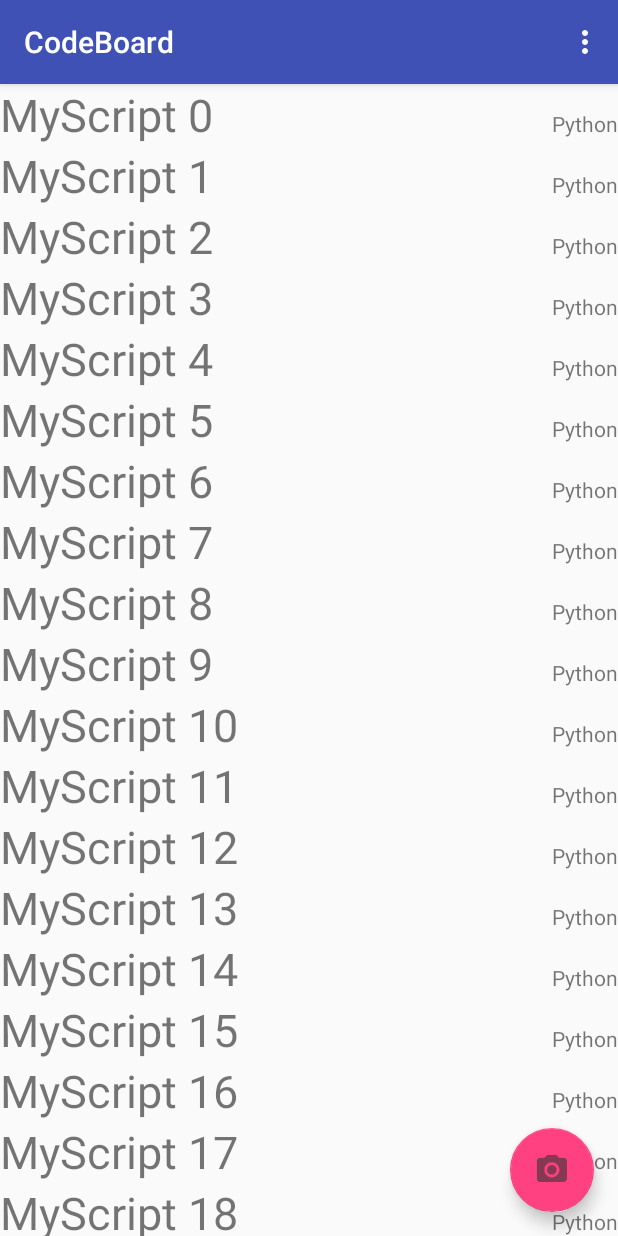
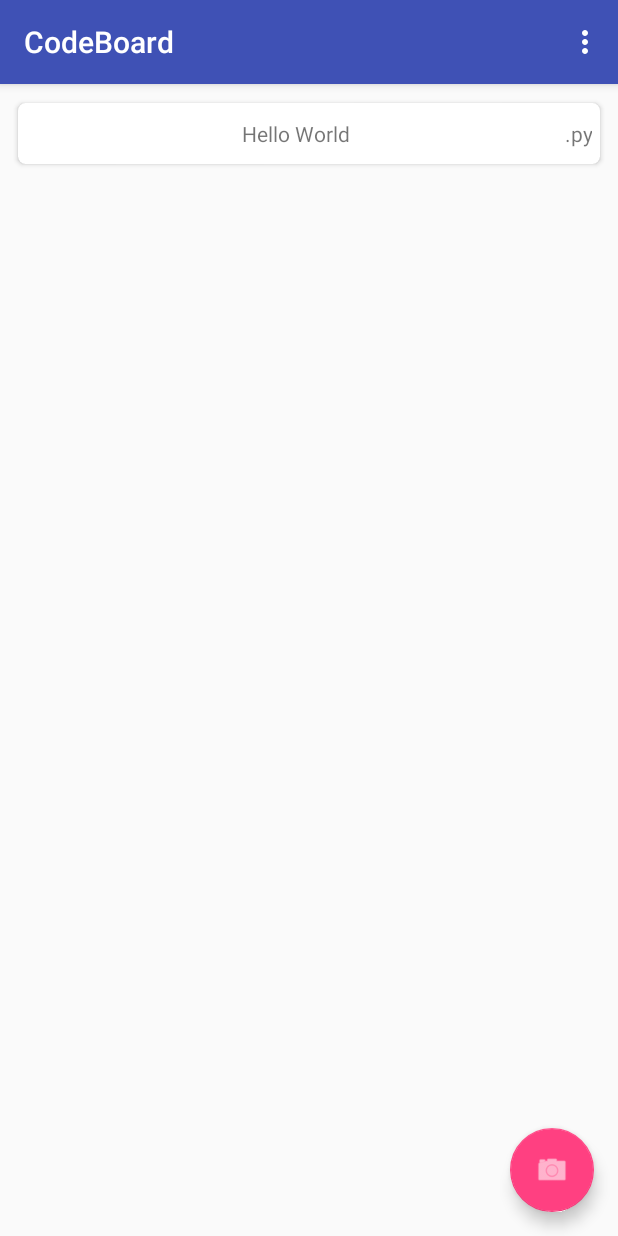
Before and after one commit to dinulade101/CodeBoard, an Android app: the screen it shows after launch (ScriptExplorerActivity), on a phone screen of 412 x 824 dp. Run offline under Robolectric (Android 15) with nearby library versions, the phone set to English and light mode, and no system bars.

Commit message:
Added Script model and recycler view in explorer activity.

```diff
--- a/Android/app/build.gradle
+++ b/Android/app/build.gradle
@@ -20,6 +20,10 @@ android {
 
 dependencies {
     implementation fileTree(dir: 'libs', include: ['*.jar'])
+    compile 'com.android.support.constraint:constraint-layout:1.0.2'
+    compile 'com.android.support:recyclerview-v7:26.+'
+    compile 'com.android.support:cardview-v7:26.+'
+    compile 'com.android.support:design:26.+'
     implementation 'com.android.support:appcompat-v7:26.1.0'
     implementation 'com.android.support.constraint:constraint-layout:1.1.3'
     implementation 'com.android.support:design:26.1.0'
--- a/Android/app/src/main/AndroidManifest.xml
+++ b/Android/app/src/main/AndroidManifest.xml
@@ -3,7 +3,7 @@
     package="com.codeboard.htn.codeboard">
 
     <application
-        android:name="com.codeboard.htn.codeboard.CodeBoard"
+        android:name="com.codeboard.htn.codeboard.util.CodeBoard"
         android:allowBackup="true"
         android:icon="@mipmap/ic_launcher"
         android:label="@string/app_name"
@@ -12,8 +12,7 @@
         android:theme="@style/AppTheme">
         <activity
             android:name=".explorer.ScriptExplorerActivity"
-            android:label="@string/app_name"
-            android:theme="@style/AppTheme.NoActionBar">
+            android:label="@string/app_name">
             <intent-filter>
                 <action android:name="android.intent.action.MAIN" />
 
--- a/Android/app/src/main/java/com/codeboard/htn/codeboard/explorer/ScriptExplorerActivity.java
+++ b/Android/app/src/main/java/com/codeboard/htn/codeboard/explorer/ScriptExplorerActivity.java
@@ -4,33 +4,42 @@ import android.content.Intent;
 import android.os.Bundle;
 import android.support.design.widget.FloatingActionButton;
 import android.support.v7.app.AppCompatActivity;
+import android.support.v7.widget.GridLayoutManager;
+import android.support.v7.widget.LinearLayoutManager;
+import android.support.v7.widget.RecyclerView;
 import android.support.v7.widget.Toolbar;
 import android.view.View;
 import android.view.Menu;
 import android.view.MenuItem;
-import android.widget.LinearLayout;
-import android.widget.TextView;
 
 import com.codeboard.htn.codeboard.R;
 import com.codeboard.htn.codeboard.image.SnippetCaptureActivity;
+import com.codeboard.htn.codeboard.model.Script;
+import com.codeboard.htn.codeboard.model.ScriptModel;
+import com.codeboard.htn.codeboard.util.CodeBoard;
+
+import java.util.ArrayList;
 
 public class ScriptExplorerActivity extends AppCompatActivity {
+
+    private ScriptExplorerAdapter adapter;
+    private RecyclerView recyclerView;
+    private FloatingActionButton fab;
 
     @Override
     protected void onCreate(Bundle savedInstanceState) {
         super.onCreate(savedInstanceState);
         setContentView(R.layout.activity_script_explorer);
-        Toolbar toolbar = (Toolbar) findViewById(R.id.toolbar);
-        setSupportActionBar(toolbar);
 
-        LinearLayout linearLayout = (LinearLayout) findViewById(R.id.script_root_container);
-        for(int i=0; i<200; i++){
-            View view = getLayoutInflater().inflate(R.layout.title_row, null);
-            ((TextView) view.findViewById(R.id.script_title)).setText("MyScript " + i);
-            linearLayout.addView(view);
-        }
+        recyclerView = findViewById(R.id.scriptRecyclerView);
+        LinearLayoutManager layoutManager = new LinearLayoutManager(this);
+        layoutManager.setOrientation(LinearLayoutManager.VERTICAL);
+        recyclerView.setLayoutManager(layoutManager);
 
-        FloatingActionButton fab = (FloatingActionButton) findViewById(R.id.fab);
+        adapter = new ScriptExplorerAdapter(ScriptModel.getModel().getScripts(), this);
+        recyclerView.setAdapter(adapter);
+
+        fab = findViewById(R.id.fab);
         fab.setOnClickListener(new View.OnClickListener() {
             @Override
             public void onClick(View view) {
--- /dev/null
+++ b/Android/app/src/main/java/com/codeboard/htn/codeboard/explorer/ScriptExplorerAdapter.java
@@ -0,0 +1,64 @@
+package com.codeboard.htn.codeboard.explorer;
+
+import android.support.v7.widget.RecyclerView;
+import android.view.LayoutInflater;
+import android.view.View;
+import android.view.ViewGroup;
+import android.widget.TextView;
+
+import com.codeboard.htn.codeboard.R;
+import com.codeboard.htn.codeboard.model.Script;
+
+import java.util.ArrayList;
+
+public class ScriptExplorerAdapter extends RecyclerView.Adapter<ScriptExplorerAdapter.ScriptViewHolder> {
+
+    private ArrayList<Script> scripts;
+    private ScriptExplorerActivity parent;
+
+    public ScriptExplorerAdapter(ArrayList<Script> scripts, ScriptExplorerActivity parent) {
+        this.scripts = scripts;
+        this.parent = parent;
+    }
+
+    public class ScriptViewHolder extends RecyclerView.ViewHolder implements View.OnClickListener {
+
+        TextView name;
+        TextView fileExtension;
+
+
+        public ScriptViewHolder(View view) {
+            super(view);
+            view.setOnClickListener(this);
+
+            name = view.findViewById(R.id.scriptName);
+            fileExtension = view.findViewById(R.id.fileExtension);
+        }
+
+        public void bindScript(Script script) {
+            name.setText(script.getName());
+            fileExtension.setText(script.getLanguage().getFileExtension());
+        }
+
+        @Override
+        public void onClick(View view) {
+            // TODO: Notify parent activity of script to show in editor.
+        }
+    }
+
+    @Override
+    public ScriptViewHolder onCreateViewHolder(ViewGroup parent, int viewType) {
+        View scriptView = LayoutInflater.from(parent.getContext()).inflate(R.layout.script_thumbnail, parent, false);
+        return new ScriptViewHolder(scriptView);
+    }
+
+    @Override
+    public void onBindViewHolder(ScriptViewHolder vh, int pos) {
+        vh.bindScript(scripts.get(pos));
+    }
+
+    @Override
+    public int getItemCount() {
+        return scripts.size();
+    }
+}
--- a/Android/app/src/main/java/com/codeboard/htn/codeboard/image/SnippetCaptureActivity.java
+++ b/Android/app/src/main/java/com/codeboard/htn/codeboard/image/SnippetCaptureActivity.java
@@ -4,8 +4,6 @@ import android.Manifest;
 import android.content.Intent;
 import android.content.pm.PackageManager;
 import android.os.Bundle;
-import android.renderscript.Script;
-import android.support.annotation.RequiresPermission;
 import android.support.design.widget.FloatingActionButton;
 import android.support.v4.app.ActivityCompat;
 import android.support.v7.app.AppCompatActivity;
@@ -15,7 +13,7 @@ import android.view.SurfaceView;
 import android.view.View;
 import android.widget.TextView;
 
-import com.codeboard.htn.codeboard.CodeBoard;
+import com.codeboard.htn.codeboard.util.CodeBoard;
 import com.codeboard.htn.codeboard.editor.CodeEditorActivity;
 import com.google.android.gms.vision.CameraSource;
 import com.google.android.gms.vision.Detector;
--- /dev/null
+++ b/Android/app/src/main/java/com/codeboard/htn/codeboard/model/Script.java
@@ -0,0 +1,75 @@
+package com.codeboard.htn.codeboard.model;
+
+import java.io.Serializable;
+
+/**
+ * Represents a program.
+ */
+public class Script implements Serializable {
+
+    private String name;
+    private String script;
+    private Language language;
+
+    public Script(String name, String script, Language language) {
+        this.name = name;
+
+        this.script = script;
+        this.language = language;
+    }
+
+    public String getName() {
+        return name;
+    }
+
+    public void setName(String name) {
+        this.name = name;
+    }
+
+    public String getScript() {
+        return script;
+    }
+
+    public void setScript(String script) {
+        this.script = script;
+    }
+
+    public Language getLanguage() {
+        return language;
+    }
+
+    public void setLanguage(Language language) {
+        this.language = language;
+    }
+
+    public enum Language {
+
+        PYTHON("Python", ".py"),
+        JAVA("Java", ".java");
+
+        private String name;
+        private String fileExtension;
+
+        Language(String name, String fileExtension) {
+            this.name = name;
+            this.fileExtension = fileExtension;
+        }
+
+        public String getName() {
+            return name;
+        }
+
+        public String getFileExtension() {
+            return fileExtension;
+        }
+
+        public static Language getLanguageForValue(String name) {
+            for (Language l : Language.values()) {
+                if (l.equals(name)) {
+                    return l;
+                }
+            }
+            return null;
+        }
+    }
+}
--- /dev/null
+++ b/Android/app/src/main/java/com/codeboard/htn/codeboard/model/ScriptFacade.java
@@ -0,0 +1,22 @@
+package com.codeboard.htn.codeboard.model;
+
+import java.util.ArrayList;
+
+public interface ScriptFacade {
+
+    /**
+     * Add a new script.
+     */
+    void addScript(Script script);
+
+    /**
+     * Load the user's scripts.
+     */
+    ArrayList<Script> getScripts();
+
+    /**
+     * Remove a script.
+     */
+    void deleteScript(Script script);
+
+}
--- /dev/null
+++ b/Android/app/src/main/java/com/codeboard/htn/codeboard/model/ScriptModel.java
@@ -0,0 +1,55 @@
+package com.codeboard.htn.codeboard.model;
+
+import java.util.ArrayList;
+import java.util.Observable;
+
+public class ScriptModel extends Observable implements ScriptFacade {
+
+    private static final String FILENAME = "codeboard_scripts.sav";
+    private static ScriptModel MODEL_INSTANCE;
+
+    private ArrayList<Script> scripts;
+
+    @Override
+    public void addScript(Script script) {
+    }
+
+    @Override
+    public ArrayList<Script> getScripts() {
+        if (scripts == null) {
+            loadScriptData();
+        }
+        return scripts;
+    }
+
+    @Override
+    public void deleteScript(Script script) {
+    }
+
+    public static ScriptModel getModel() {
+        if (MODEL_INSTANCE == null) {
+            MODEL_INSTANCE = new ScriptModel();
+        }
+        return MODEL_INSTANCE;
+    }
+
+    private ScriptModel() {
+        loadScriptData();
+    }
+
+    /**
+     * Read the scripts from device storage.
+     */
+    private void loadScriptData() {
+        // TODO: Read scripts from memory.
+        scripts = new ArrayList<>();
+        scripts.add(new Script("Hello World","def: print('hello world))", Script.Language.PYTHON));
+    }
+
+    /**
+     * Write scripts to device storage.
+     */
+    private void writeScriptData() {
+        // TODO: Write script data to device storage.
+    }
+}
--- a/Android/app/src/main/java/com/codeboard/htn/codeboard/CodeBoard.java
+++ b/Android/app/src/main/java/com/codeboard/htn/codeboard/util/CodeBoard.java
@@ -1,4 +1,4 @@
-package com.codeboard.htn.codeboard;
+package com.codeboard.htn.codeboard.util;
 
 import android.app.Application;
 import android.content.Context;
--- a/Android/app/src/main/res/layout/activity_code_editor.xml
+++ b/Android/app/src/main/res/layout/activity_code_editor.xml
@@ -1,6 +1,5 @@
 <?xml version="1.0" encoding="utf-8"?>
 <android.support.constraint.ConstraintLayout xmlns:android="http://schemas.android.com/apk/res/android"
-    xmlns:app="http://schemas.android.com/apk/res-auto"
     xmlns:tools="http://schemas.android.com/tools"
     android:layout_width="match_parent"
     android:layout_height="match_parent"
--- a/Android/app/src/main/res/layout/activity_script_explorer.xml
+++ b/Android/app/src/main/res/layout/activity_script_explorer.xml
@@ -1,35 +1,35 @@
 <?xml version="1.0" encoding="utf-8"?>
-<android.support.design.widget.CoordinatorLayout xmlns:android="http://schemas.android.com/apk/res/android"
-    xmlns:app="http://schemas.android.com/apk/res-auto"
+<android.support.constraint.ConstraintLayout xmlns:app="http://schemas.android.com/apk/res-auto"
+    xmlns:android="http://schemas.android.com/apk/res/android"
     xmlns:tools="http://schemas.android.com/tools"
     android:layout_width="match_parent"
     android:layout_height="match_parent"
     tools:context="com.codeboard.htn.codeboard.explorer.ScriptExplorerActivity">
 
-    <android.support.design.widget.AppBarLayout
-        android:layout_width="match_parent"
-        android:layout_height="wrap_content"
-        android:theme="@style/AppTheme.AppBarOverlay">
-
-        <android.support.v7.widget.Toolbar
-            android:id="@+id/toolbar"
-            android:layout_width="match_parent"
-            android:layout_height="?attr/actionBarSize"
-            android:background="?attr/colorPrimary"
-            app:popupTheme="@style/AppTheme.PopupOverlay" />
-
-    </android.support.design.widget.AppBarLayout>
-
-    <include
-        android:id="@+id/include"
-        layout="@layout/content_script_explorer" />
+    <android.support.v7.widget.RecyclerView
+        android:id="@+id/scriptRecyclerView"
+        android:layout_width="0dp"
+        android:layout_height="0dp"
+        android:layout_marginBottom="8dp"
+        android:layout_marginLeft="8dp"
+        android:layout_marginRight="8dp"
+        android:layout_marginTop="8dp"
+        app:layout_constraintBottom_toBottomOf="parent"
+        app:layout_constraintLeft_toLeftOf="parent"
+        app:layout_constraintRight_toRightOf="parent"
+        app:layout_constraintTop_toTopOf="parent"
+        app:layout_constraintHorizontal_bias="0.0"/>
 
     <android.support.design.widget.FloatingActionButton
         android:id="@+id/fab"
         android:layout_width="wrap_content"
         android:layout_height="wrap_content"
-        android:layout_gravity="bottom|end"
-        android:layout_margin="@dimen/fab_margin"
-        app:srcCompat="@drawable/camera_icon" />
+        android:layout_marginBottom="16dp"
+        android:layout_marginRight="16dp"
+        android:src="@android:drawable/ic_menu_camera"
+        android:tint="@android:color/white"
+        app:fabSize="normal"
+        app:layout_constraintBottom_toBottomOf="parent"
+        app:layout_constraintRight_toRightOf="parent" />
 
-</android.support.design.widget.CoordinatorLayout>
+</android.support.constraint.ConstraintLayout>
--- a/Android/app/src/main/res/layout/content_script_explorer.xml
+++ b/Android/app/src/main/res/layout/content_script_explorer.xml
@@ -4,20 +4,33 @@
     xmlns:tools="http://schemas.android.com/tools"
     android:layout_width="match_parent"
     android:layout_height="match_parent"
-    app:layout_behavior="@string/appbar_scrolling_view_behavior"
-    tools:context="com.codeboard.htn.codeboard.explorer.ScriptExplorerActivity"
-    tools:showIn="@layout/activity_script_explorer">
+    tools:context="com.codeboard.htn.codeboard.explorer.ScriptExplorerActivity">
 
-    <ScrollView
-        android:layout_width="match_parent"
-        android:layout_height="match_parent">
+    <android.support.design.widget.FloatingActionButton
+        android:id="@+id/addCounterFab"
+        android:layout_width="wrap_content"
+        android:layout_height="wrap_content"
+        android:layout_marginBottom="16dp"
+        android:layout_marginRight="16dp"
+        app:fabSize="normal"
+        app:layout_constraintBottom_toBottomOf="parent"
+        app:layout_constraintRight_toRightOf="parent"
+        android:tint="@android:color/white"/>
 
-        <LinearLayout
-            android:id="@+id/script_root_container"
-            android:layout_width="match_parent"
-            android:layout_height="wrap_content"
-            android:orientation="vertical"></LinearLayout>
-    </ScrollView>
+    <android.support.v7.widget.RecyclerView
+        android:id="@+id/scriptRecyclerView"
+        android:layout_width="0dp"
+        android:layout_height="0dp"
+        android:layout_marginBottom="8dp"
+        android:layout_marginLeft="8dp"
+        android:layout_marginRight="8dp"
+        android:layout_marginTop="8dp"
+        app:layout_constraintBottom_toBottomOf="parent"
+        app:layout_constraintLeft_toLeftOf="parent"
+        app:layout_constraintRight_toRightOf="parent"
+        app:layout_constraintTop_toTopOf="parent"
+        app:layout_constraintHorizontal_bias="0.0">
 
+    </android.support.v7.widget.RecyclerView>
 
 </android.support.constraint.ConstraintLayout>
--- /dev/null
+++ b/Android/app/src/main/res/layout/script_thumbnail.xml
@@ -0,0 +1,37 @@
+<?xml version="1.0" encoding="utf-8"?>
+<android.support.v7.widget.CardView
+    xmlns:app="http://schemas.android.com/apk/res-auto"
+    xmlns:android="http://schemas.android.com/apk/res/android"
+    android:orientation="vertical"
+    android:layout_width="match_parent"
+    android:layout_height="50dp"
+    app:cardUseCompatPadding="true"
+    app:cardCornerRadius="5dp"
+    app:contentPadding="5dp">
+
+    <LinearLayout
+        android:orientation="horizontal"
+        android:layout_width="match_parent"
+        android:layout_height="match_parent"
+        android:visibility="visible">
+
+        <TextView
+            android:id="@+id/scriptName"
+            android:layout_width="0dp"
+            android:layout_height="match_parent"
+            android:layout_weight="1"
+            android:gravity="center"
+            android:text="Script"
+            android:visibility="visible" />
+
+        <TextView
+            android:id="@+id/fileExtension"
+            android:layout_width="wrap_content"
+            android:layout_height="match_parent"
+            android:gravity="center"
+            android:text=".py"
+            android:visibility="visible" />
+
+    </LinearLayout>
+
+</android.support.v7.widget.CardView>
```
